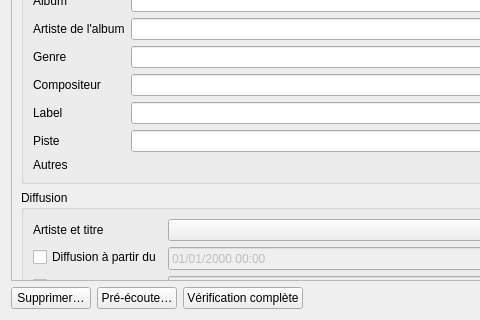
Before: the Qt Designer form src/machincast/interface/ui/fiche_sonore.ui in dascritch/machincast, drawn with Qt 5; both pictures show x 0 to 480 and y 440 to 760 of the 1100 by 760 pixel window.
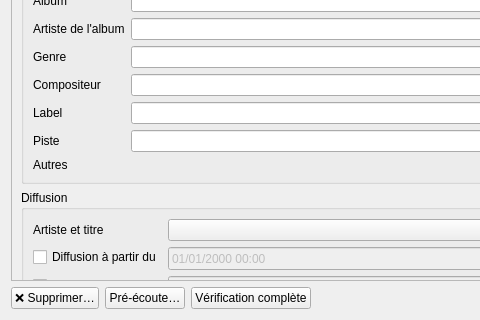
After: the same form once the commit is applied. Icons and pictures are not drawn. Custom widgets are drawn as their Qt base class.

```diff
--- a/src/machincast/interface/ui/fiche_sonore.ui
+++ b/src/machincast/interface/ui/fiche_sonore.ui
@@ -752,7 +752,7 @@
      <item>
       <widget class="QPushButton" name="supprimer">
        <property name="text">
-        <string>Supprimer…</string>
+        <string>❌ Supprimer…</string>
        </property>
        <property name="toolTip">
         <string>Supprime l'élément de la base, après confirmation ; aucun fichier n'est touché.</string>
```
